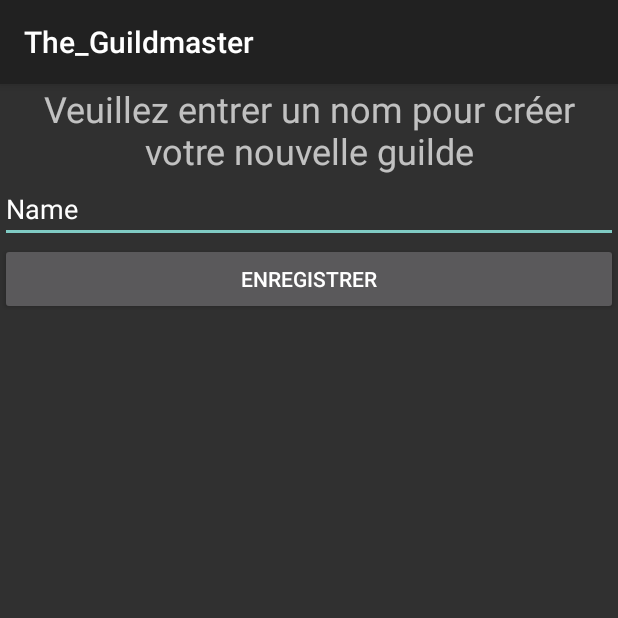
After one commit to Athoir/The_Guildmaster, an Android app: the RegisterActivity screen opened directly, with no data from a screen before it, on a phone screen of 412 x 824 dp, the top half of it. The commit adds this screen. Run offline under Robolectric (Android 15) with nearby library versions, the phone set to English and light mode, and no system bars; libraries missing offline, so code that uses them is left out: com.loopj.android, cz.msebera.android.

Commit message:
login et register OK

```diff
--- a/app/build.gradle
+++ b/app/build.gradle
@@ -34,4 +34,5 @@ dependencies {
 }
 
 
+
 apply plugin: 'com.google.gms.google-services'
--- a/app/src/main/AndroidManifest.xml
+++ b/app/src/main/AndroidManifest.xml
@@ -11,7 +11,6 @@
         android:roundIcon="@mipmap/ic_launcher_round"
         android:supportsRtl="true"
         android:theme="@style/Theme.AppCompat">
-
         <activity android:name=".LoginActivity">
             <intent-filter>
                 <action android:name="android.intent.action.MAIN" />
@@ -19,11 +18,11 @@
                 <category android:name="android.intent.category.LAUNCHER" />
             </intent-filter>
         </activity>
-        <activity android:name=".MainMenu"/>
+        <activity android:name=".MainMenu" />
         <activity android:name=".MembersActivity" />
         <activity android:name=".QuestActivity" />
         <activity android:name=".CurrentQuestActivity" />
-
+        <activity android:name=".RegisterActivity"></activity>
     </application>
 
 </manifest>
--- a/app/src/main/java/com/retardprod/lo10/the_guildmaster/PublicData.java
+++ b/app/src/main/java/com/retardprod/lo10/the_guildmaster/PublicData.java
@@ -4,10 +4,14 @@ package com.retardprod.lo10.the_guildmaster;
 import org.json.JSONArray;
 
 public class PublicData {
+    public static String MAIL;
     public static String GOOGLE_ID;
+
+    public static String NAME;
     public static String ID;
     public static int REPUTATION;
     public static int MONEY;
+
     public static JSONArray CHARACTERS;
     public static JSONArray AVAILABLEQUESTS;
     public static JSONArray CURRENTQUESTS;
--- /dev/null
+++ b/app/src/main/java/com/retardprod/lo10/the_guildmaster/RegisterActivity.java
@@ -0,0 +1,53 @@
+package com.retardprod.lo10.the_guildmaster;
+
+import android.content.Intent;
+import android.support.v7.app.AppCompatActivity;
+import android.os.Bundle;
+import android.util.Log;
+import android.view.View;
+import android.widget.Button;
+import android.widget.EditText;
+
+import com.loopj.android.http.JsonHttpResponseHandler;
+import com.loopj.android.http.RequestParams;
+
+import org.json.JSONException;
+import org.json.JSONObject;
+
+import cz.msebera.android.httpclient.Header;
+
+public class RegisterActivity extends AppCompatActivity {
+
+    private static final String TAG = "Register";
+    private EditText pseudo;
+
+    @Override
+    protected void onCreate(Bundle savedInstanceState) {
+        super.onCreate(savedInstanceState);
+        setContentView(R.layout.activity_register);
+        pseudo = (EditText) findViewById(R.id.pseudo);
+    }
+
+    public void register (View v){
+        PublicData.NAME = pseudo.getText().toString();
+        RequestParams params = new RequestParams();
+        params.put("name",PublicData.NAME);
+        params.put("googleId",PublicData.GOOGLE_ID);
+        params.put("email",PublicData.MAIL);
+        GuildAPIClient.post("player",params,new JsonHttpResponseHandler(){
+            @Override
+            public void onSuccess(int statusCode, Header[] headers, JSONObject response) {
+                Log.d(TAG, "onSuccess: " + response.toString());
+                try {
+                    PublicData.ID = response.getString("_id");
+                    PublicData.REPUTATION = response.getJSONObject("player").getInt("reputation");
+                    PublicData.MONEY = response.getJSONObject("player").getInt("money");
+                } catch (JSONException e) {
+                    e.printStackTrace();
+                }
+            }
+        });
+        Intent intent = new Intent(this,MainMenu.class);
+        startActivity(intent);
+    }
+}
--- /dev/null
+++ b/app/src/main/res/layout/activity_register.xml
@@ -0,0 +1,34 @@
+<?xml version="1.0" encoding="utf-8"?>
+<LinearLayout xmlns:android="http://schemas.android.com/apk/res/android"
+    xmlns:tools="http://schemas.android.com/tools"
+    android:layout_width="match_parent"
+    android:layout_height="match_parent"
+    android:orientation="vertical"
+    tools:context="com.retardprod.lo10.the_guildmaster.RegisterActivity">
+
+
+
+    <TextView
+        android:id="@+id/textView13"
+        android:layout_width="match_parent"
+        android:layout_height="wrap_content"
+        android:text="Veuillez entrer un nom pour créer votre nouvelle guilde"
+        android:textAlignment="center"
+        android:textSize="24sp"/>
+
+    <EditText
+        android:id="@+id/pseudo"
+        android:layout_width="match_parent"
+        android:layout_height="wrap_content"
+        android:inputType="textPersonName"
+        android:text="Name" />
+
+    <Button
+        android:id="@+id/register"
+        android:layout_width="match_parent"
+        android:layout_height="wrap_content"
+        android:text="Enregistrer"
+        android:onClick="register"/>
+
+
+</LinearLayout>
```
Also changed, not shown: app/src/main/java/com/retardprod/lo10/the_guildmaster/LoginActivity.java (+29 -3 lines).
